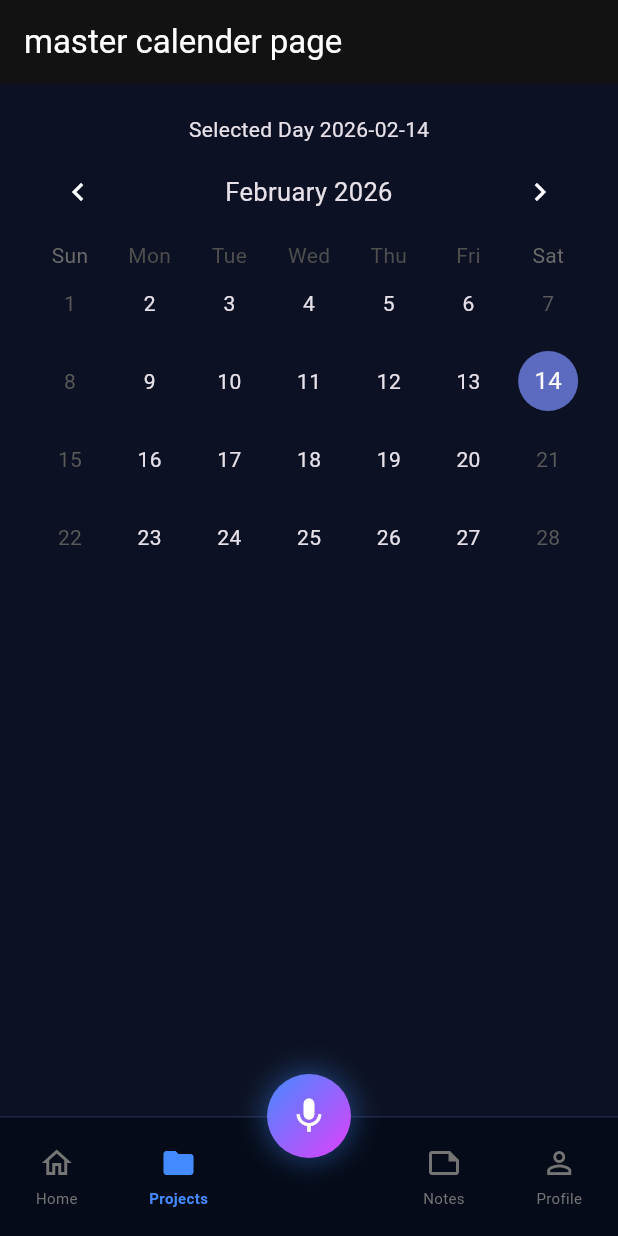
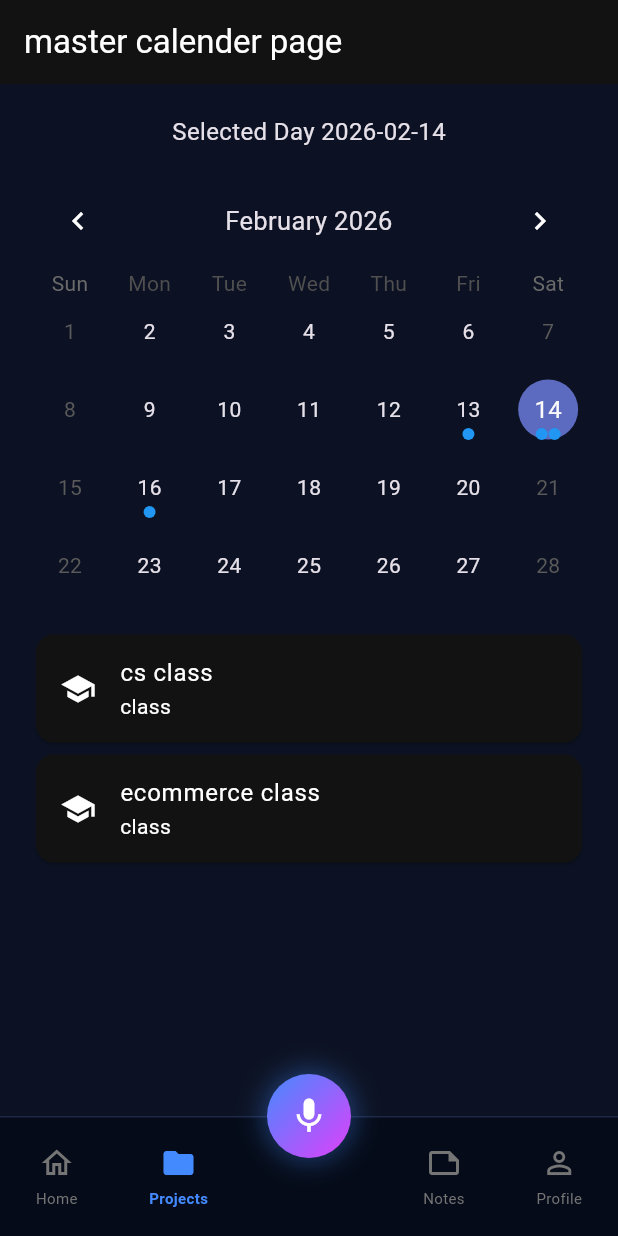
Before and after one commit to GEEK-213/LumenAI, a Flutter app: the screen it shows after launch, item 2 of the bottom bar chosen, on a phone screen of 412 x 824 dp. Run offline on Flutter 3.47's test engine with Material 3 defaults, Android fonts, the phone set to English and light mode, and no system bars; drawn by our look-alikes of table_calendar; our stand-ins replace file_picker, font_awesome_flutter, google_fonts, image_picker, permission_handler, supabase_flutter; missing offline and left inert: flutter_sound; accounts and stored records are empty; network calls fail.

Commit message:
feat: Add calendar event model and implement event handling in MasterCalenderPage

```diff
--- /dev/null
+++ b/LumenAi/app/lib/models/calendar_event.dart
@@ -0,0 +1,13 @@
+class CalenderEvent {
+  final String id;
+  final String title;
+  final DateTime date;
+  final String type;
+
+  CalenderEvent({
+    required this.id,
+    required this.title,
+    required this.date,
+    required this.type,
+  });
+}
--- a/LumenAi/app/lib/pages/calender/master_calender_page.dart
+++ b/LumenAi/app/lib/pages/calender/master_calender_page.dart
@@ -1,3 +1,4 @@
+import 'package:app/models/calendar_event.dart';
 import 'package:flutter/material.dart';
 import 'package:table_calendar/table_calendar.dart';
 
@@ -13,8 +14,51 @@ class _MasterCalenderPageState extends State<MasterCalenderPage> {
   void _OnDaySelected(DateTime day, DateTime focusedDay) {
     setState(() {
       today = day;
+    });
+  }
 
-    });
+  late final List<CalenderEvent> allEvents;
+  @override
+  void initState() {
+    super.initState();
+
+    allEvents = [
+      CalenderEvent(
+        id: "1",
+        title: "cs class",
+        date: DateTime.now(),
+        type: "class",
+      ),
+      CalenderEvent(
+        id: "2",
+        title: "submit assignment",
+        date: DateTime.now().add(const Duration(days: 2)),
+        type: "deadline",
+      ),
+      CalenderEvent(
+        id: "3",
+        title: "mobile app notes uploaded",
+        date: DateTime.now().subtract(const Duration(days: 1)),
+        type: "note",
+      ),
+      CalenderEvent(
+        id: "4",
+        title: "ecommerce class",
+        date: DateTime.now(),
+        type: "class",
+      ),
+    ];
+  }
+
+  List<CalenderEvent> getEventsForDay(DateTime day) {
+    return allEvents
+        .where(
+          (event) =>
+              event.date.year == day.year &&
+              event.date.month == day.month &&
+              event.date.day == day.day,
+        )
+        .toList();
   }
 
   @override
@@ -26,13 +70,19 @@ class _MasterCalenderPageState extends State<MasterCalenderPage> {
   }
 
   Widget content() {
+    final events = getEventsForDay(today);
+
     return Padding(
       padding: const EdgeInsets.all(20.0),
       child: Column(
         children: [
-          Text('Selected Day ' + today.toString().split(" ")[0]),
-          Container(
-            child: TableCalendar(
+          Text(
+            'Selected Day ${today.toString().split(" ")[0]}',
+            style: const TextStyle(fontSize: 16),
+          ),
+
+          const SizedBox(height: 16),
+          TableCalendar(
             locale: "en_US",
             headerStyle: HeaderStyle(
               formatButtonVisible: false,
@@ -44,6 +94,44 @@ class _MasterCalenderPageState extends State<MasterCalenderPage> {
             firstDay: DateTime.utc(2010, 01, 01),
             lastDay: DateTime.utc(2030, 01, 01),
             onDaySelected: _OnDaySelected,
+
+            eventLoader: (day) {
+              return getEventsForDay(day);
+            },
+
+            calendarStyle: const CalendarStyle(
+              markerDecoration: BoxDecoration(
+                color: Colors.blue,
+                shape: BoxShape.circle,
+              ),
+            ),
+          ),
+
+          const SizedBox(height: 16),
+          Expanded(
+            child: events.isEmpty
+                ? const Center(child: Text("No events for this day!"))
+                : ListView.builder(
+                    itemCount: events.length,
+                    itemBuilder: (context, index) {
+                      final event = events[index];
+
+                      return Card(
+                        child: ListTile(
+                          leading: Icon(
+                            event.type == "class"
+                                ? Icons.school
+                                : event.type == "deadline"
+                                ? Icons.warning
+                                : event.type == "note"
+                                ? Icons.note
+                                : Icons.mic,
+                          ),
+                          title: Text(event.title),
+                          subtitle: Text(event.type),
+                        ),
+                      );
+                    },
                   ),
           ),
         ],
```
Also changed, not shown: LumenAi/app/lib/models/calendar.dart (deleted). Lines whose indentation alone changed are shown as unchanged.
